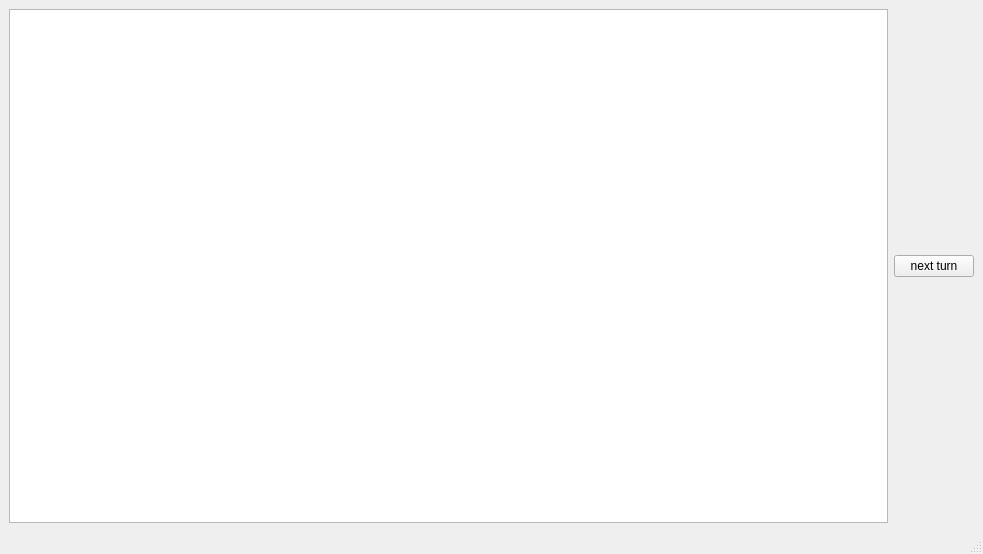
Old version of the form points/mainwindow.ui in the repository osslav/points_game.
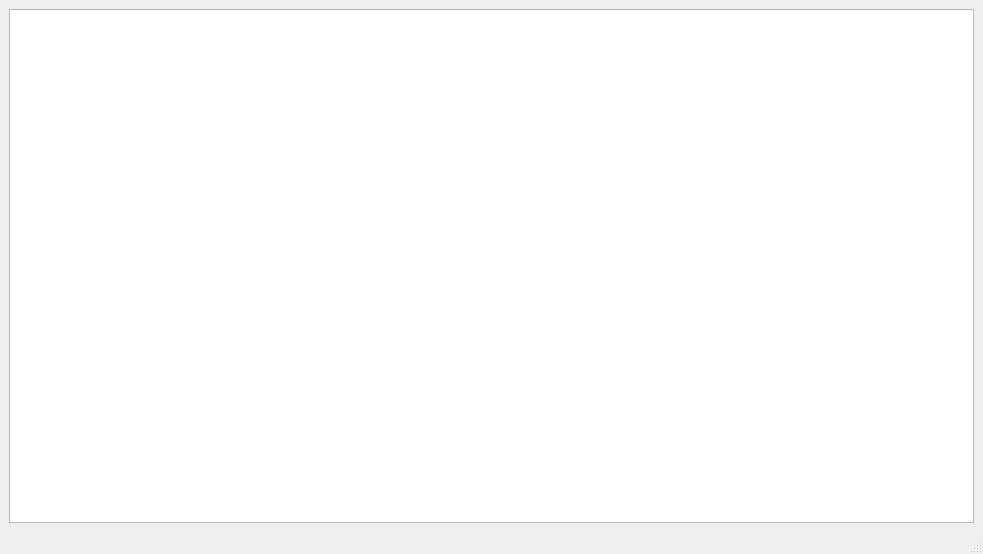
New version of the form.

What changed in the file:
```diff
--- a/points/mainwindow.ui
+++ b/points/mainwindow.ui
@@ -20,13 +20,6 @@
       <item>
        <widget class="QGraphicsView" name="graphicsView"/>
       </item>
-      <item>
-       <widget class="QPushButton" name="button1">
-        <property name="text">
-         <string>next turn</string>
-        </property>
-       </widget>
-      </item>
      </layout>
     </item>
    </layout>
```
